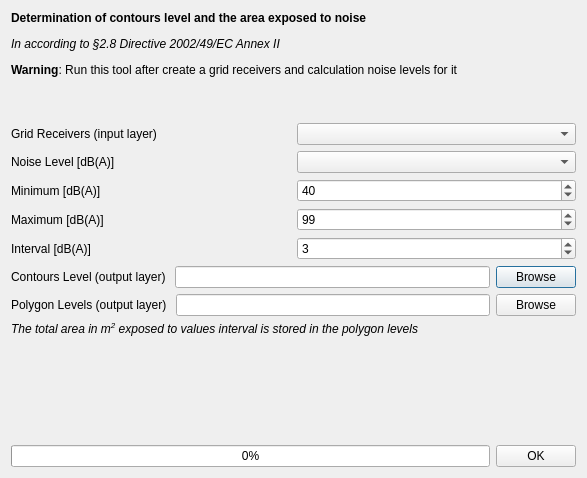
First picture: the form in tools/ui_CreateContours.ui, repository pierluigiderosa/openoise, before the edit.
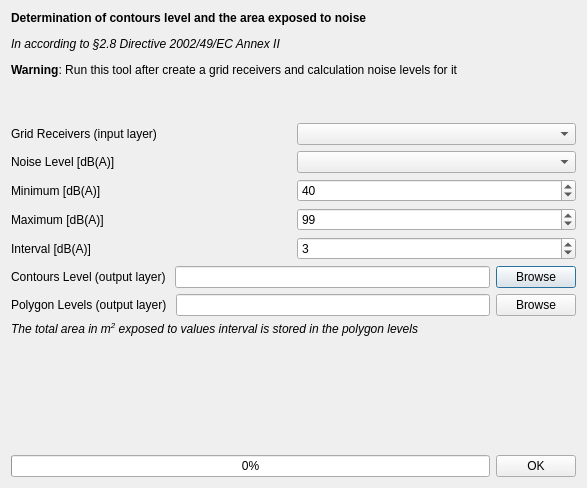
Second picture: the form after the edit. Custom widgets are drawn as their Qt base class.

Commit message: - change name overall to opeNoise Map

```diff
--- a/tools/ui_CreateContours.ui
+++ b/tools/ui_CreateContours.ui
@@ -7,7 +7,7 @@
     <x>0</x>
     <y>0</y>
     <width>587</width>
-    <height>478</height>
+    <height>488</height>
    </rect>
   </property>
   <property name="windowTitle">
```
Left out of the diff: 2 changed lines with no effect on the pictures.
